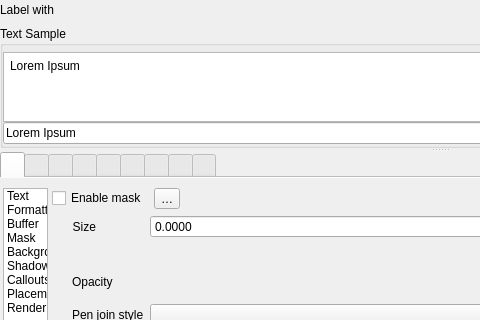
carsmie/QGIS, file src/ui/qgstextformatwidgetbase.ui: the form before one commit; both pictures show x 0 to 480 and y 0 to 320 of the 880 by 516 pixel window.
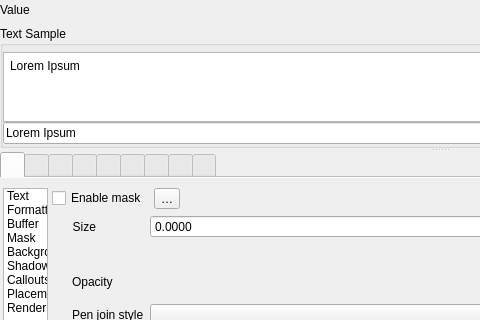
The form after the commit. Icons and pictures are not drawn. Custom widgets are drawn as their Qt base class.

Commit message:
Revert the change from "Value" to "label with"
when indicating field/expression selector for labeling
Harmonizes with renderers dialog

```diff
--- a/src/ui/qgstextformatwidgetbase.ui
+++ b/src/ui/qgstextformatwidgetbase.ui
@@ -47,7 +47,7 @@
       <item>
        <widget class="QLabel" name="label_12">
         <property name="text">
-         <string>Label with</string>
+         <string>Value</string>
         </property>
        </widget>
       </item>
```
